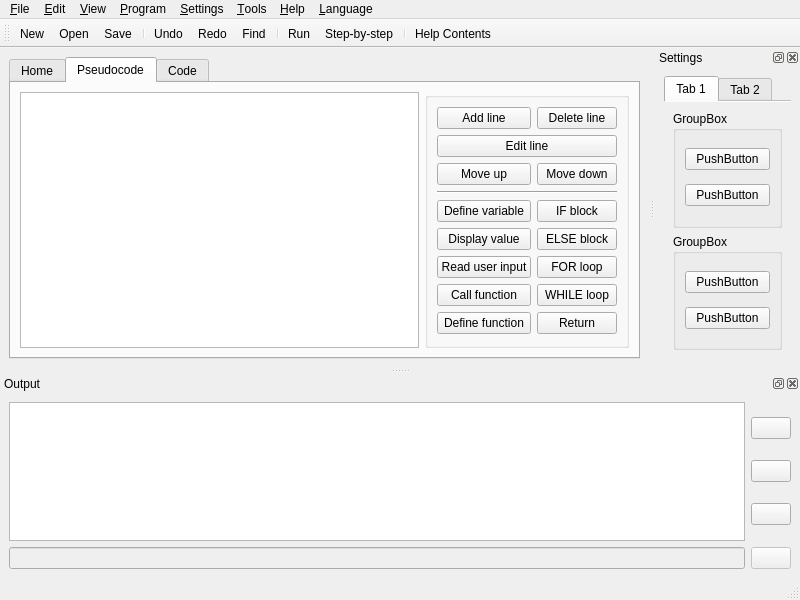
TuringApp/Turing, file src/forms/ui_mainwindow.ui: the form before one commit.
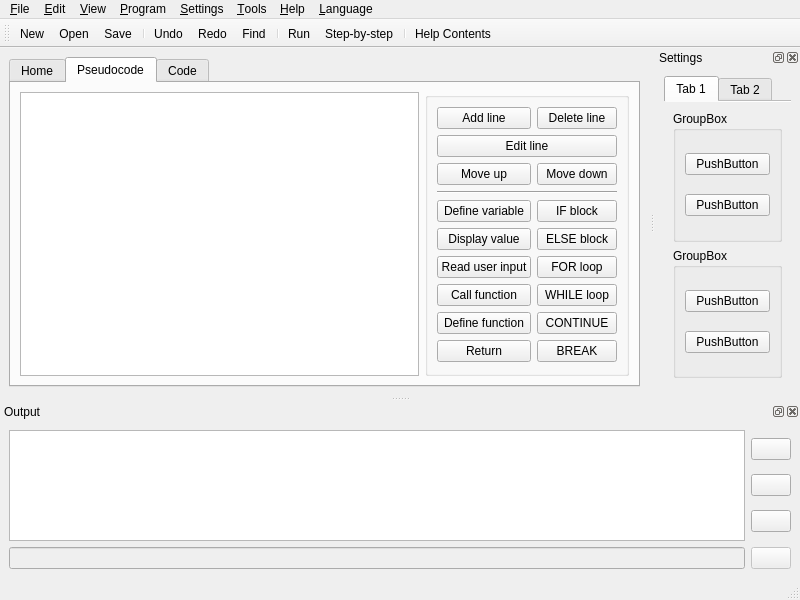
The form after the commit. Icons and pictures are not drawn.

```diff
--- a/src/forms/ui_mainwindow.ui
+++ b/src/forms/ui_mainwindow.ui
@@ -82,6 +82,13 @@
              </property>
             </widget>
            </item>
+           <item row="3" column="0" colspan="2">
+            <widget class="Line" name="line">
+             <property name="orientation">
+              <enum>Qt::Horizontal</enum>
+             </property>
+            </widget>
+           </item>
            <item row="8" column="0">
             <widget class="QPushButton" name="btnAlgo_Func">
              <property name="text">
@@ -118,13 +125,6 @@
              </property>
             </widget>
            </item>
-           <item row="8" column="1">
-            <widget class="QPushButton" name="btnAlgo_Return">
-             <property name="text">
-              <string>Return</string>
-             </property>
-            </widget>
-           </item>
            <item row="2" column="1">
             <widget class="QPushButton" name="btnAlgo_Down">
              <property name="text">
@@ -196,10 +196,24 @@
              </property>
             </widget>
            </item>
-           <item row="3" column="0" colspan="2">
-            <widget class="Line" name="line">
-             <property name="orientation">
-              <enum>Qt::Horizontal</enum>
+           <item row="9" column="1">
+            <widget class="QPushButton" name="btnAlgo_Break">
+             <property name="text">
+              <string>BREAK</string>
+             </property>
+            </widget>
+           </item>
+           <item row="9" column="0">
+            <widget class="QPushButton" name="btnAlgo_Return">
+             <property name="text">
+              <string>Return</string>
+             </property>
+            </widget>
+           </item>
+           <item row="8" column="1">
+            <widget class="QPushButton" name="btnAlgo_Continue">
+             <property name="text">
+              <string>CONTINUE</string>
              </property>
             </widget>
            </item>
```
